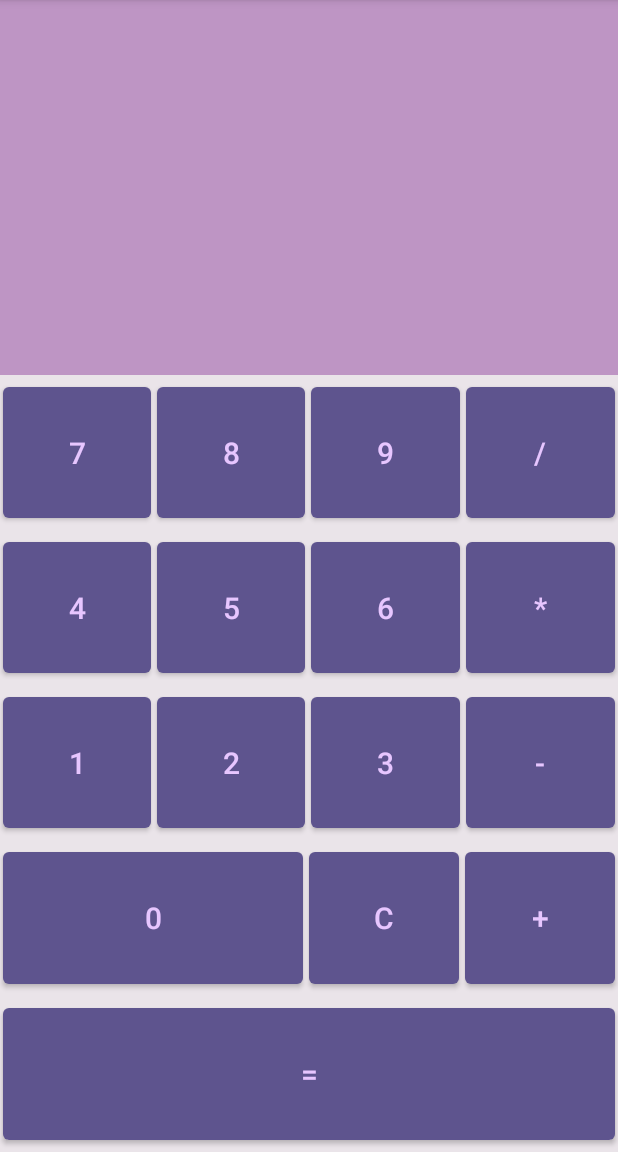
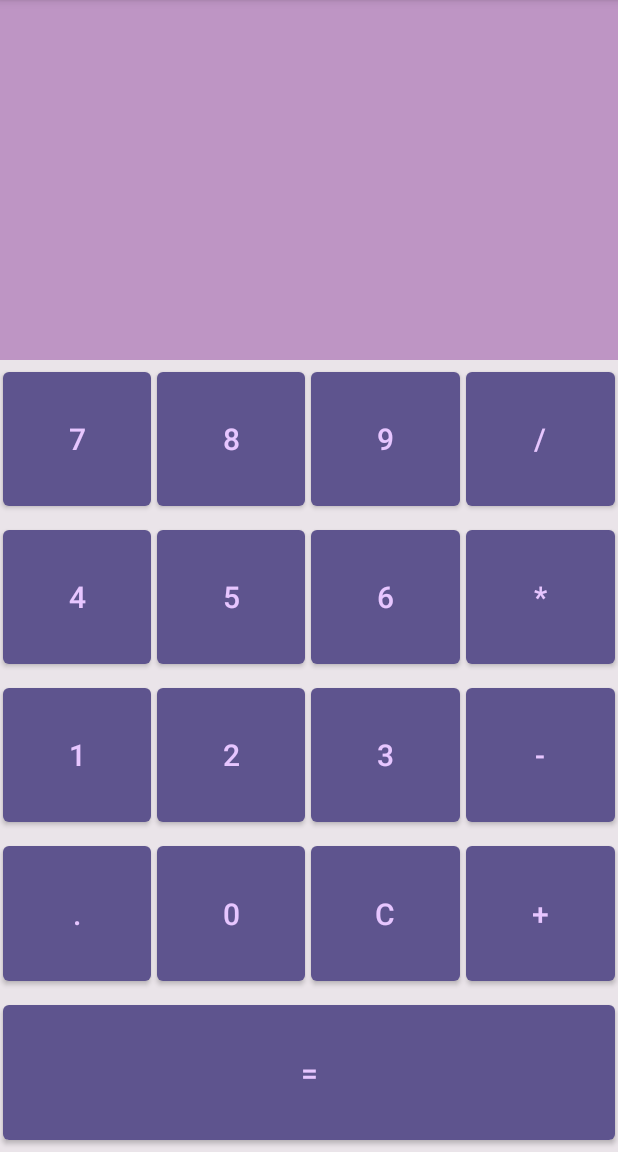
Before and after one commit to clamp1981/MyCalculator, an Android app: the screen it shows after launch (MainActivity), on a phone screen of 412 x 824 dp, the part 84-1236 px from its top. Run offline under Robolectric (Android 15) with nearby library versions, the phone set to English and light mode, and no system bars.

Commit message:
feat : Added decimal point function

```diff
--- a/app/src/main/java/com/example/mycalculator/MainActivity.kt
+++ b/app/src/main/java/com/example/mycalculator/MainActivity.kt
@@ -22,49 +22,75 @@ class MainActivity : AppCompatActivity(){
     private var btnNine : Button? = null
 
     //그외
+    private var btnDot : Button? = null
     private var btnClear : Button? = null
+
+    private var isLastNumber :Boolean = false
+    private var isUsedDot : Boolean = false
 
     override fun onCreate(savedInstanceState: Bundle?) {
         super.onCreate(savedInstanceState)
         setContentView(R.layout.activity_main)
 
         tvInput = findViewById(R.id.tvInput)
+
         btnZero = findViewById(R.id.btnZero)
-        btnZero?.setOnClickListener(clickedListener)
+        btnZero?.setOnClickListener(numberlicBtnClickedListener)
+        btnOne = findViewById(R.id.btnOne)
+        btnOne?.setOnClickListener(numberlicBtnClickedListener)
+        btnTwo = findViewById(R.id.btnTwo)
+        btnTwo?.setOnClickListener(numberlicBtnClickedListener)
+        btnThree = findViewById(R.id.btnThree)
+        btnThree?.setOnClickListener(numberlicBtnClickedListener)
+        btnFour = findViewById(R.id.btnFour)
+        btnFour?.setOnClickListener(numberlicBtnClickedListener)
+        btnFive = findViewById(R.id.btnFive)
+        btnFive?.setOnClickListener(numberlicBtnClickedListener)
+        btnSix = findViewById(R.id.btnSix)
+        btnSix?.setOnClickListener(numberlicBtnClickedListener)
+        btnSeven = findViewById(R.id.btnSeven)
+        btnSeven?.setOnClickListener(numberlicBtnClickedListener)
+        btnEight = findViewById(R.id.btnEight)
+        btnEight?.setOnClickListener(numberlicBtnClickedListener)
+        btnNine = findViewById(R.id.btnNine)
+        btnNine?.setOnClickListener(numberlicBtnClickedListener)
 
-        btnOne = findViewById(R.id.btnOne)
-        btnOne?.setOnClickListener(clickedListener)
-        btnTwo = findViewById(R.id.btnTwo)
-        btnTwo?.setOnClickListener(clickedListener)
-        btnThree = findViewById(R.id.btnThree)
-        btnThree?.setOnClickListener(clickedListener)
-        btnFour = findViewById(R.id.btnFour)
-        btnFour?.setOnClickListener(clickedListener)
-        btnFive = findViewById(R.id.btnFive)
-        btnFive?.setOnClickListener(clickedListener)
-        btnSix = findViewById(R.id.btnSix)
-        btnSix?.setOnClickListener(clickedListener)
-        btnSeven = findViewById(R.id.btnSeven)
-        btnSeven?.setOnClickListener(clickedListener)
-        btnEight = findViewById(R.id.btnEight)
-        btnEight?.setOnClickListener(clickedListener)
-        btnNine = findViewById(R.id.btnNine)
-        btnNine?.setOnClickListener(clickedListener)
+
+        btnDot = findViewById(R.id.btnDot)
+        btnDot?.setOnClickListener(operationBtnClickedListener)
+
         btnClear = findViewById(R.id.btnClear)
-        btnClear?.setOnClickListener(clickedListener)
+        btnClear?.setOnClickListener(operationBtnClickedListener)
 
         initInputData()
     }
 
     private fun initInputData(){
         tvInput?.text = ""
+        isUsedDot = false
     }
 
-    private val clickedListener: View.OnClickListener = View.OnClickListener {
+    private val operationBtnClickedListener: View.OnClickListener = View.OnClickListener {
         if( it.id == R.id.btnClear )
             initInputData()
-        else
-            tvInput?.append((it as Button).text)
+        else if( it.id == R.id.btnDot ) {
+            if(isLastNumber && isUsedDot ) {
+                tvInput?.append((it as Button).text)
+                isUsedDot = true
+            }else if( tvInput?.text == "" )
+                tvInput?.append( "0" + (it as Button).text)
+        }
+
+        isLastNumber = false
+
+    }
+
+
+    private val numberlicBtnClickedListener: View.OnClickListener = View.OnClickListener {
+
+        isLastNumber = true
+        tvInput?.append((it as Button).text)
+
 
     }
 
--- a/app/src/main/res/layout/activity_main.xml
+++ b/app/src/main/res/layout/activity_main.xml
@@ -10,7 +10,7 @@
     <TextView
         android:id="@+id/tvInput"
         android:layout_width="match_parent"
-        android:layout_height="250dp"
+        android:layout_height="240dp"
         android:background="@color/baseColor"
         android:gravity="bottom|end"
         android:padding="10dp"
@@ -155,11 +155,23 @@
         android:orientation="horizontal"
         android:layout_weight="1"
         android:background="@color/linearLayoutBgColor">
+
+        <Button
+            android:id="@+id/btnDot"
+            android:layout_width="0dp"
+            android:layout_height="match_parent"
+            android:layout_weight="1"
+            android:layout_margin="2dp"
+            android:textSize="20sp"
+            android:textColor="@color/btnTxtColor"
+            android:text="@string/dot"/>
+
+
         <Button
             android:id="@+id/btnZero"
             android:layout_width="0dp"
             android:layout_height="match_parent"
-            android:layout_weight="2"
+            android:layout_weight="1"
             android:layout_margin="2dp"
             android:textSize="20sp"
             android:textColor="@color/btnTxtColor"
--- a/app/src/main/res/values/strings.xml
+++ b/app/src/main/res/values/strings.xml
@@ -10,6 +10,7 @@
     <string name="seven">7</string>
     <string name="eight">8</string>
     <string name="nine">9</string>
+    <string name="dot">.</string>
     <string name="divide">/</string>
     <string name="multiply">*</string>
     <string name="add">+</string>
```
